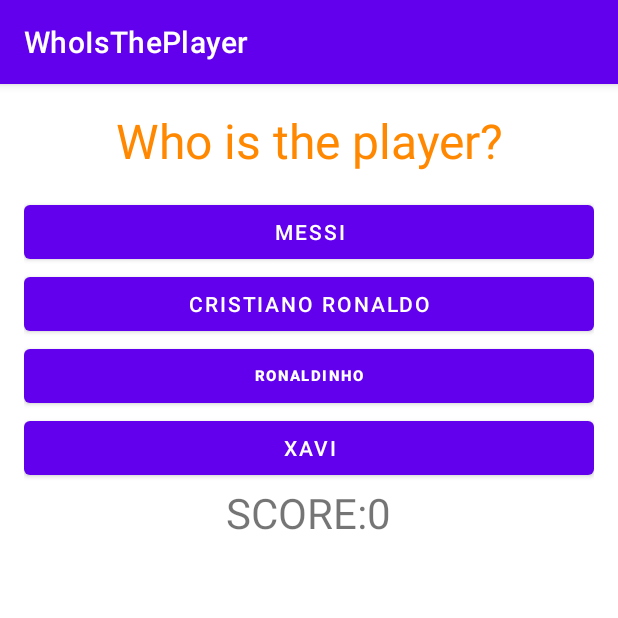
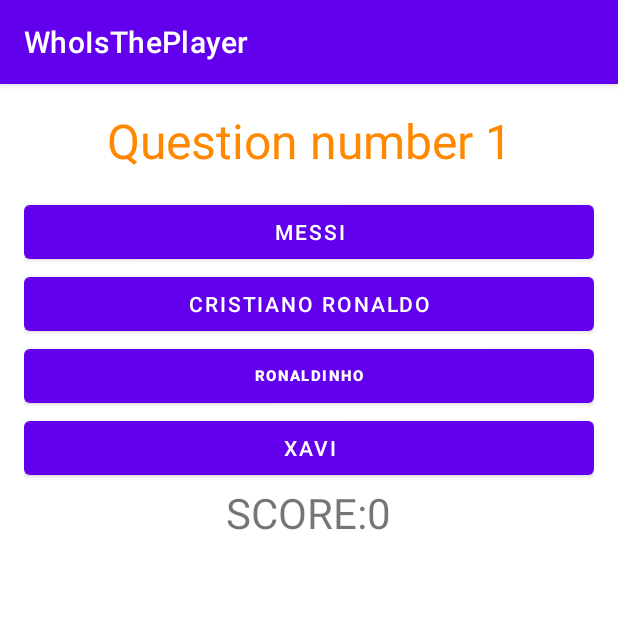
Before and after one commit to cmanriqueb/WhoIsThePlayer, an Android app: the screen it shows after launch (MainActivity), on a phone screen of 412 x 824 dp, the top half of it. Run offline under Robolectric (Android 15) with nearby library versions, the phone set to English and light mode, and no system bars.

Commit message:
Add question label and some comments to the code

```diff
--- a/app/src/main/java/com/example/whoistheplayer/MainActivity.java
+++ b/app/src/main/java/com/example/whoistheplayer/MainActivity.java
@@ -39,7 +39,7 @@ public class MainActivity extends AppCompatActivity {
     ImageView imgCelebrity;
     int question = 0;
     Button option1, option2, option3, option4;
-    TextView tvScore;
+    TextView tvScore, tvQuestion;
     int score = 0;
     Question[] questions = new Question[5];
 
@@ -47,13 +47,17 @@ public class MainActivity extends AppCompatActivity {
     protected void onCreate(Bundle savedInstanceState) {
         super.onCreate(savedInstanceState);
         setContentView(R.layout.activity_main);
+        // Initialize java variables with it's corresponding layout object
         imgCelebrity= findViewById(R.id.ivCelebrity);
         option1 = (Button)findViewById(R.id.option1);
         option2 = (Button)findViewById(R.id.option2);
         option3 = (Button)findViewById(R.id.option3);
         option4 = (Button)findViewById(R.id.option4);
+        // initialize text views
         tvScore = findViewById(R.id.txtScore);
         tvScore.setText(String.valueOf(score));
+        tvQuestion = findViewById(R.id.txtQuestion);
+        tvQuestion.setText("Question number " + String.valueOf(question+1));
 
         // Create Questions
         //
@@ -125,6 +129,7 @@ public class MainActivity extends AppCompatActivity {
     }
 
     private void fillQA(int question){
+        tvQuestion.setText("Question number " + String.valueOf(question+1));
         setImage(questions[question].imageName);
         option1.setText(questions[0].answers[0].answerText);
         option2.setText(questions[0].answers[1].answerText);
--- a/app/src/main/res/layout/activity_main.xml
+++ b/app/src/main/res/layout/activity_main.xml
@@ -12,6 +12,7 @@
         android:layout_height="wrap_content"
         android:layout_marginBottom="5dp"
         android:gravity="center_horizontal"
+        android:id="@+id/txtQuestion"
         android:text="Who is the player?"
         android:textColor="@android:color/holo_orange_dark"
         android:textSize="32sp"/>
```
